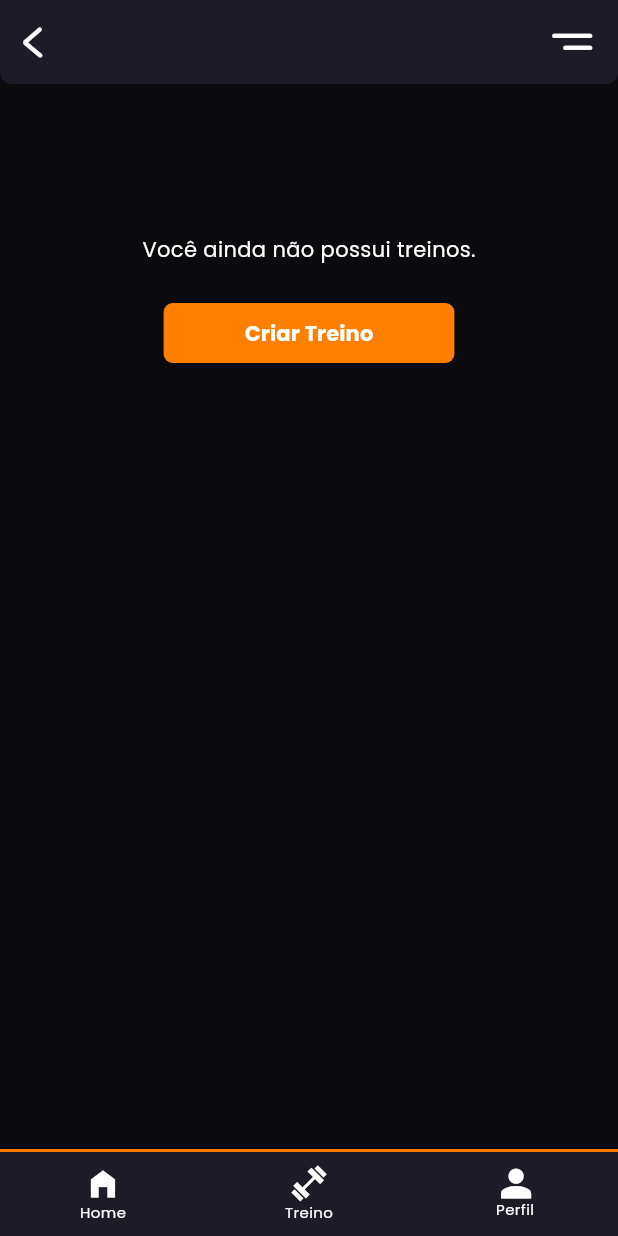
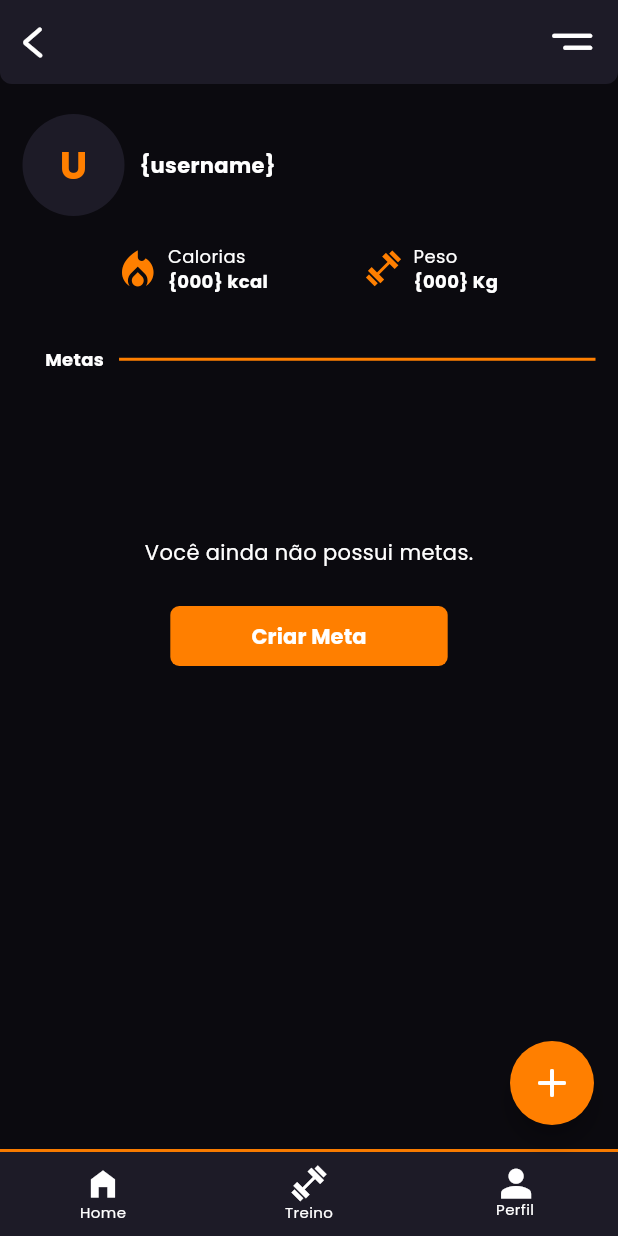
Before and after one commit to mikael-st/trainin_app, a Flutter app: the screen it shows after launch, on a phone screen of 412 x 824 dp. Run offline on Flutter 3.47's test engine with Material 3 defaults, Android fonts, the phone set to English and light mode, and no system bars; our stand-ins replace google_fonts.

Commit message:
feat: created ProfilePage, contains infos about user and your goals

```diff
--- a/assets/config.json
+++ b/assets/config.json
@@ -131,6 +131,20 @@
       "search": [
         "user"
       ]
+    },
+    {
+      "uid": "4712730e3bf769da306bd06bc0901f8a",
+      "css": "kcal",
+      "code": 59401,
+      "src": "custom_icons",
+      "selected": true,
+      "svg": {
+        "path": "M632.2 252.8L656.2 222.2C808.8 312.2 903.4 498.3 867.3 695.6 844.4 820 767.8 926.1 664.4 990 694 946.1 710.9 893.9 710.9 837.2 710.9 763.3 682.5 694.4 630.5 642.8L437.5 450 244.4 642.2C192.5 694.4 164.1 763.3 164.1 836.7 164.1 894.4 182.1 948.3 212.7 992.2 85.3 915 0 773.3 0 611.1 0 222.2 437.5 0 437.5 0V183.3C437.5 288.3 567.6 334.4 632.2 252.8ZM321 721.7L437.5 605.6 554 721.7C584.6 752.2 601.5 793.3 601.5 836.7 601.5 926.7 527.7 1000 437.5 1000 347.3 1000 273.4 926.7 273.4 836.7 273.4 793.3 290.4 752.8 321 721.7Z",
+        "width": 875
+      },
+      "search": [
+        "kcal"
+      ]
     }
   ]
 }
--- a/lib/assets/trainin_icons.dart
+++ b/lib/assets/trainin_icons.dart
@@ -30,4 +30,5 @@ class TraininIcons {
   static const IconData search = IconData(0xe806, fontFamily: _kFontFam, fontPackage: _kFontPkg);
   static const IconData user = IconData(0xe807, fontFamily: _kFontFam, fontPackage: _kFontPkg);
   static const IconData go_to = IconData(0xe808, fontFamily: _kFontFam, fontPackage: _kFontPkg);
+  static const IconData kcal = IconData(0xe809, fontFamily: _kFontFam, fontPackage: _kFontPkg);
 }
--- a/lib/main.dart
+++ b/lib/main.dart
@@ -4,6 +4,7 @@ import 'package:google_fonts/google_fonts.dart';
 import 'package:train_in/assets/globals.dart';
 import 'package:train_in/assets/palette.dart';
 import 'package:train_in/pages/home.dart';
+import 'package:train_in/pages/profile.dart';
 import 'package:train_in/pages/training.dart';
 
 void main() {
@@ -41,7 +42,7 @@ class _AppState extends State<App> {
         textTheme: GoogleFonts.poppinsTextTheme(),
         fontFamily: 'Poppins'
       ),
-      home: TrainingPage(),
+      home: ProfilePage(),
     );
   }
 }
--- a/lib/pages/home.dart
+++ b/lib/pages/home.dart
@@ -42,7 +42,7 @@ class HomePage extends StatelessWidget {
 
   Widget Retrospective() {
     return Column(
-      children: List.generate(5, (index) => TrainingLabel(title: '{nome}', subtitle: '{00} min   •   {dia}',)),
+      children: List.generate(5, (index) => TrainingLabel(title: '{nome}', subtitle: '{00} min   •   {dia}')),
     );
   }
 
--- /dev/null
+++ b/lib/pages/profile.dart
@@ -0,0 +1,138 @@
+import 'package:flutter/cupertino.dart';
+import 'package:flutter/material.dart';
+import 'package:flutter/widgets.dart';
+import 'package:train_in/assets/palette.dart';
+import 'package:train_in/assets/trainin_icons.dart';
+import 'package:train_in/components/area_label.dart';
+import 'package:train_in/components/back_header.dart';
+import 'package:train_in/components/button.dart';
+import 'package:train_in/components/navbar.dart';
+import 'package:train_in/components/training_label.dart';
+
+class ProfilePage extends StatelessWidget {
+  const ProfilePage({super.key});
+
+  @override
+  Widget build(BuildContext context) {
+    return Scaffold(
+      appBar: BackHeader(),
+      body: _main(context),
+      bottomNavigationBar: NavBar(),
+      floatingActionButton: FloatingActionButton(
+        onPressed: (){},
+        shape: CircleBorder(),
+        backgroundColor: Palette.yellow,
+        child: Icon(Icons.add_rounded, color: Palette.white, size: 32),
+      ),
+    );
+  }
+
+  Widget _main(BuildContext ctx) {
+    return Container(
+      margin: EdgeInsets.symmetric(horizontal: 15, vertical: 20),
+      child: SingleChildScrollView(
+        child: Column(
+          children: [
+            _userInfos(),
+            AreaLabel(text: 'Metas'),
+            _noGoals(ctx)
+          ]
+        ),
+      )
+    );
+  }
+
+  Widget _userInfos() {
+    return Container(
+      height: 120,
+      margin: EdgeInsets.only(bottom: 20),
+      child: Column(
+        mainAxisAlignment: MainAxisAlignment.spaceBetween,
+        children: [
+          _userLabel(),
+          _stats(),
+        ]
+      ),
+    );
+  }
+
+  Widget _userLabel() {
+    return Row(
+        children: [
+          CircleAvatar(
+            radius: 34,
+            backgroundColor: Palette.items,
+            child: Text('U', style: TextStyle(color: Palette.yellow, fontWeight: FontWeight.bold, fontSize: 26),),
+          ),
+          Padding(
+            padding: EdgeInsets.only(left: 10),
+            child: Text('{username}', style: TextStyle(color: Palette.white, fontWeight: FontWeight.bold))
+          )
+        ]);
+  }
+
+  Widget _stats() {
+    return Row(
+      mainAxisAlignment: MainAxisAlignment.spaceEvenly,
+      children: [
+        _statLabel(
+          // Indicar quantas calorias em média, já foram gastas
+          icon: TraininIcons.kcal,
+          title: 'Calorias',
+          subtitle: '{000} kcal'
+        ),
+        _statLabel(
+          // Indicar quanto peso
+          icon: TraininIcons.dumbell,
+          title: 'Peso',
+          subtitle: '{000} Kg'
+        )
+      ],
+    );
+  }
+
+  Widget _statLabel({required IconData icon, required String title, required String subtitle}) {
+    return Row(
+      children: [
+        Icon(icon, color: Palette.yellow),
+        Padding(
+          padding: EdgeInsets.only(left: 8),
+          child: Column(
+            crossAxisAlignment: CrossAxisAlignment.start,
+            children: [
+              Text(title, style: TextStyle(color: Palette.white, fontSize: 12)),
+              Text(subtitle, style: TextStyle(color: Palette.white, fontSize: 12, fontWeight: FontWeight.bold))
+            ]
+          )
+        )
+      ],
+    );
+  }
+
+  Widget _goals() {
+    return Column(
+      children: List.generate(5, (index) => TrainingLabel(title: '{meta}', subtitle: '{objetivo}')),
+    );
+  }
+
+  Widget _noGoals(BuildContext context) {
+    return Container(
+      alignment: Alignment.topCenter,
+      height: 90,
+      margin: EdgeInsets.only(top: 100),
+      child: Column(
+          mainAxisAlignment: MainAxisAlignment.spaceBetween,
+          children: [
+            Text('Você ainda não possui metas.', style: TextStyle(color: Palette.white),),
+            Button(
+              content: 'Criar Meta',
+              padding: EdgeInsets.symmetric(horizontal: 30, vertical: 8),
+              callback: () {
+                print('hi');
+              }
+            )
+          ],
+        ),
+      );
+  }
+}
```
Also changed, not shown: assets/fonts/TraininIcons.ttf.
